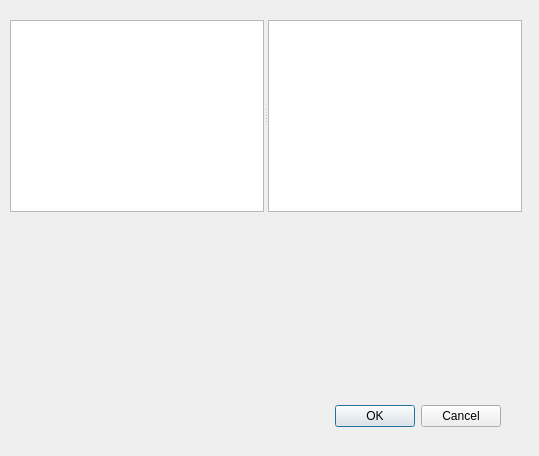
Above: plotconfigurationdialog.ui from kubanecxxx/StMaster before the change. Below: the same form after it.
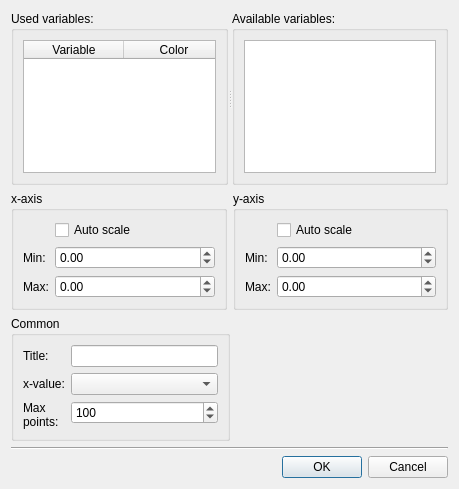
That is the form after the change.

Commit message: almost finished dialog for editing plot

The edit to the form file:
```diff
--- a/plotconfigurationdialog.ui
+++ b/plotconfigurationdialog.ui
@@ -6,44 +6,332 @@
    <rect>
     <x>0</x>
     <y>0</y>
-    <width>539</width>
-    <height>456</height>
+    <width>459</width>
+    <height>489</height>
    </rect>
   </property>
+  <property name="minimumSize">
+   <size>
+    <width>459</width>
+    <height>489</height>
+   </size>
+  </property>
   <property name="windowTitle">
    <string>Dialog</string>
   </property>
-  <widget class="QDialogButtonBox" name="buttonBox">
-   <property name="geometry">
-    <rect>
-     <x>160</x>
-     <y>400</y>
-     <width>341</width>
-     <height>32</height>
-    </rect>
-   </property>
-   <property name="orientation">
-    <enum>Qt::Horizontal</enum>
-   </property>
-   <property name="standardButtons">
-    <set>QDialogButtonBox::Cancel|QDialogButtonBox::Ok</set>
-   </property>
-  </widget>
-  <widget class="QSplitter" name="splitter">
-   <property name="geometry">
-    <rect>
-     <x>10</x>
-     <y>20</y>
-     <width>512</width>
-     <height>192</height>
-    </rect>
-   </property>
-   <property name="orientation">
-    <enum>Qt::Horizontal</enum>
-   </property>
-   <widget class="QTableWidget" name="tableUsedVaribles"/>
-   <widget class="QListWidget" name="listVariables"/>
-  </widget>
+  <layout class="QVBoxLayout" name="verticalLayout_2">
+   <item>
+    <widget class="QSplitter" name="splitter">
+     <property name="orientation">
+      <enum>Qt::Horizontal</enum>
+     </property>
+     <widget class="QGroupBox" name="groupBox_3">
+      <property name="title">
+       <string>Used variables:</string>
+      </property>
+      <layout class="QVBoxLayout" name="verticalLayout_3">
+       <item>
+        <widget class="QTableWidget" name="tableUsedVaribles">
+         <property name="acceptDrops">
+          <bool>true</bool>
+         </property>
+         <property name="horizontalScrollBarPolicy">
+          <enum>Qt::ScrollBarAlwaysOff</enum>
+         </property>
+         <property name="editTriggers">
+          <set>QAbstractItemView::NoEditTriggers</set>
+         </property>
+         <property name="dragDropOverwriteMode">
+          <bool>false</bool>
+         </property>
+         <property name="dragDropMode">
+          <enum>QAbstractItemView::DropOnly</enum>
+         </property>
+         <property name="alternatingRowColors">
+          <bool>true</bool>
+         </property>
+         <property name="selectionMode">
+          <enum>QAbstractItemView::NoSelection</enum>
+         </property>
+         <property name="verticalScrollMode">
+          <enum>QAbstractItemView::ScrollPerPixel</enum>
+         </property>
+         <property name="horizontalScrollMode">
+          <enum>QAbstractItemView::ScrollPerPixel</enum>
+         </property>
+         <property name="showGrid">
+          <bool>false</bool>
+         </property>
+         <property name="columnCount">
+          <number>2</number>
+         </property>
+         <attribute name="horizontalHeaderVisible">
+          <bool>true</bool>
+         </attribute>
+         <attribute name="horizontalHeaderStretchLastSection">
+          <bool>true</bool>
+         </attribute>
+         <attribute name="verticalHeaderVisible">
+          <bool>false</bool>
+         </attribute>
+         <column>
+          <property name="text">
+           <string>Variable</string>
+          </property>
+         </column>
+         <column>
+          <property name="text">
+           <string>Color</string>
+          </property>
+         </column>
+        </widget>
+       </item>
+      </layout>
+     </widget>
+     <widget class="QGroupBox" name="groupBox_4">
+      <property name="title">
+       <string>Available variables:</string>
+      </property>
+      <layout class="QVBoxLayout" name="verticalLayout">
+       <item>
+        <widget class="QListWidget" name="listVariables">
+         <property name="acceptDrops">
+          <bool>false</bool>
+         </property>
+         <property name="dragEnabled">
+          <bool>true</bool>
+         </property>
+         <property name="dragDropOverwriteMode">
+          <bool>false</bool>
+         </property>
+         <property name="dragDropMode">
+          <enum>QAbstractItemView::NoDragDrop</enum>
+         </property>
+        </widget>
+       </item>
+      </layout>
+     </widget>
+    </widget>
+   </item>
+   <item>
+    <layout class="QHBoxLayout" name="horizontalLayout">
+     <item>
+      <widget class="QGroupBox" name="groupXAxis">
+       <property name="title">
+        <string>x-axis</string>
+       </property>
+       <layout class="QFormLayout" name="formLayout">
+        <property name="fieldGrowthPolicy">
+         <enum>QFormLayout::AllNonFixedFieldsGrow</enum>
+        </property>
+        <item row="0" column="1">
+         <widget class="QCheckBox" name="checkXAutoScale">
+          <property name="text">
+           <string>Auto scale</string>
+          </property>
+         </widget>
+        </item>
+        <item row="2" column="0">
+         <widget class="QLabel" name="labelXMin">
+          <property name="text">
+           <string>Min:</string>
+          </property>
+         </widget>
+        </item>
+        <item row="2" column="1">
+         <widget class="QDoubleSpinBox" name="spinXMin">
+          <property name="minimum">
+           <double>-999999999.000000000000000</double>
+          </property>
+          <property name="maximum">
+           <double>999999999.000000000000000</double>
+          </property>
+         </widget>
+        </item>
+        <item row="3" column="0">
+         <widget class="QLabel" name="labelXMax">
+          <property name="text">
+           <string>Max:</string>
+          </property>
+         </widget>
+        </item>
+        <item row="3" column="1">
+         <widget class="QDoubleSpinBox" name="spinXMax">
+          <property name="minimum">
+           <double>-999999999.000000000000000</double>
+          </property>
+          <property name="maximum">
+           <double>999999999.000000000000000</double>
+          </property>
+         </widget>
+        </item>
+       </layout>
+      </widget>
+     </item>
+     <item>
+      <widget class="QGroupBox" name="groupYAxis">
+       <property name="title">
+        <string>y-axis</string>
+       </property>
+       <layout class="QFormLayout" name="formLayout_2">
+        <item row="0" column="1">
+         <widget class="QCheckBox" name="checkYAutoScale">
+          <property name="text">
+           <string>Auto scale</string>
+          </property>
+         </widget>
+        </item>
+        <item row="1" column="0">
+         <widget class="QLabel" name="labelYMin">
+          <property name="text">
+           <string>Min:</string>
+          </property>
+         </widget>
+        </item>
+        <item row="1" column="1">
+         <widget class="QDoubleSpinBox" name="spinYMin">
+          <property name="minimum">
+           <double>-999999999.000000000000000</double>
+          </property>
+          <property name="maximum">
+           <double>999999999.000000000000000</double>
+          </property>
+          <property name="value">
+           <double>0.000000000000000</double>
+          </property>
+         </widget>
+        </item>
+        <item row="2" column="0">
+         <widget class="QLabel" name="labelYMax">
+          <property name="text">
+           <string>Max:</string>
+          </property>
+         </widget>
+        </item>
+        <item row="2" column="1">
+         <widget class="QDoubleSpinBox" name="spinYMax">
+          <property name="minimum">
+           <double>-999999999.000000000000000</double>
+          </property>
+          <property name="maximum">
+           <double>999999999.000000000000000</double>
+          </property>
+         </widget>
+        </item>
+       </layout>
+       <zorder>labelYMax</zorder>
+       <zorder>checkYAutoScale</zorder>
+       <zorder>spinYMin</zorder>
+       <zorder>spinYMax</zorder>
+       <zorder>labelYMin</zorder>
+      </widget>
+     </item>
+    </layout>
+   </item>
+   <item>
+    <layout class="QHBoxLayout" name="horizontalLayout_2">
+     <item>
+      <widget class="QGroupBox" name="groupCommon">
+       <property name="title">
+        <string>Common</string>
+       </property>
+       <layout class="QFormLayout" name="formLayout_3">
+        <property name="fieldGrowthPolicy">
+         <enum>QFormLayout::AllNonFixedFieldsGrow</enum>
+        </property>
+        <item row="0" column="0">
+         <widget class="QLabel" name="labelTitle">
+          <property name="text">
+           <string>Title:</string>
+          </property>
+         </widget>
+        </item>
+        <item row="0" column="1">
+         <widget class="QLineEdit" name="lineTitle"/>
+        </item>
+        <item row="1" column="0">
+         <widget class="QLabel" name="labelXValue">
+          <property name="text">
+           <string>x-value:</string>
+          </property>
+         </widget>
+        </item>
+        <item row="1" column="1">
+         <widget class="QComboBox" name="comboXValue"/>
+        </item>
+        <item row="2" column="0">
+         <widget class="QLabel" name="lableMaxPoints">
+          <property name="text">
+           <string>Max 
+points:</string>
+          </property>
+         </widget>
+        </item>
+        <item row="2" column="1">
+         <widget class="QSpinBox" name="spinMaxPoints">
+          <property name="minimum">
+           <number>1</number>
+          </property>
+          <property name="maximum">
+           <number>999999999</number>
+          </property>
+          <property name="singleStep">
+           <number>100</number>
+          </property>
+          <property name="value">
+           <number>100</number>
+          </property>
+         </widget>
+        </item>
+       </layout>
+      </widget>
+     </item>
+     <item>
+      <spacer name="horizontalSpacer">
+       <property name="orientation">
+        <enum>Qt::Horizontal</enum>
+       </property>
+       <property name="sizeHint" stdset="0">
+        <size>
+         <width>40</width>
+         <height>20</height>
+        </size>
+       </property>
+      </spacer>
+     </item>
+    </layout>
+   </item>
+   <item>
+    <spacer name="verticalSpacer">
+     <property name="orientation">
+      <enum>Qt::Vertical</enum>
+     </property>
+     <property name="sizeHint" stdset="0">
+      <size>
+       <width>20</width>
+       <height>40</height>
+      </size>
+     </property>
+    </spacer>
+   </item>
+   <item>
+    <widget class="Line" name="line">
+     <property name="orientation">
+      <enum>Qt::Horizontal</enum>
+     </property>
+    </widget>
+   </item>
+   <item>
+    <widget class="QDialogButtonBox" name="buttonBox">
+     <property name="orientation">
+      <enum>Qt::Horizontal</enum>
+     </property>
+     <property name="standardButtons">
+      <set>QDialogButtonBox::Cancel|QDialogButtonBox::Ok</set>
+     </property>
+    </widget>
+   </item>
+  </layout>
  </widget>
  <resources/>
  <connections>
```
Left out of the diff: 100 changed lines with no effect on the pictures. The commit also changes 14 other files.
